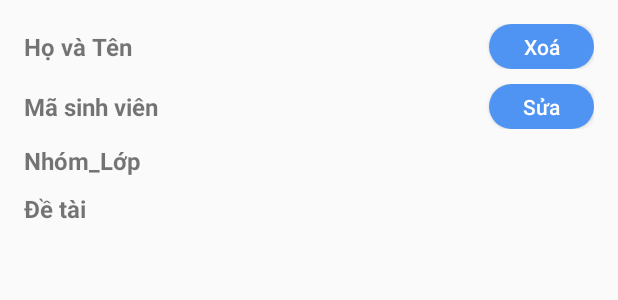
After one commit to NguyenDinhh/ktck124.lop124LTTD04.nhom01, an Android app: the layout item_ttcn.xml on its own in the app's theme, with its tools: preview values and no code run, on a phone screen of 412 x 824 dp. The commit adds this screen. Shown: the top 300 px of the screen. Run offline under Robolectric (Android 15) with nearby library versions, the phone set to English and light mode, and no system bars.

Commit message:
background_related_offers.xml themes.xml item_ttcn.xml

```diff
--- /dev/null
+++ b/app/src/main/res/drawable/background_related_offers.xml
@@ -0,0 +1,5 @@
+<?xml version="1.0" encoding="utf-8"?>
+<shape xmlns:android="http://schemas.android.com/apk/res/android">
+<solid android:color="#5094F3"></solid>
+    <corners android:radius="15dp"></corners>
+</shape>
--- /dev/null
+++ b/app/src/main/res/layout/item_ttcn.xml
@@ -0,0 +1,76 @@
+<LinearLayout xmlns:android="http://schemas.android.com/apk/res/android"
+    android:layout_width="match_parent"
+    android:layout_height="wrap_content"
+    android:orientation="vertical"
+    android:padding="16dp">
+
+    <LinearLayout
+        android:layout_width="match_parent"
+        android:layout_height="wrap_content"
+        android:orientation="horizontal"
+        android:gravity="center_vertical">
+
+        <TextView
+            android:id="@+id/tv_name"
+            android:layout_width="0dp"
+            android:layout_height="wrap_content"
+            android:layout_weight="1"
+            android:text="Họ và Tên"
+            android:textStyle="bold"
+            android:textSize="16sp" />
+
+        <Button
+            android:id="@+id/btn_xoa"
+            android:layout_width="70dp"
+            android:layout_height="30dp"
+            android:background="@drawable/background_related_offers"
+            android:text="Xoá"
+            android:textAllCaps="false"
+            android:textColor="@color/white"/>
+    </LinearLayout>
+
+    <LinearLayout
+        android:layout_width="match_parent"
+        android:layout_height="wrap_content"
+        android:orientation="horizontal"
+        android:layout_marginTop="10dp"
+        android:gravity="center_vertical">
+
+        <TextView
+            android:id="@+id/tv_msv"
+            android:layout_width="0dp"
+            android:layout_height="wrap_content"
+            android:layout_weight="1"
+            android:text="Mã sinh viên"
+            android:textStyle="bold"
+            android:textSize="16sp" />
+
+        <Button
+            android:id="@+id/btn_sua"
+            android:layout_width="70dp"
+            android:layout_height="30dp"
+            android:background="@drawable/background_related_offers"
+            android:text="Sửa"
+            android:textAllCaps="false"
+            android:textColor="@color/white"/>
+    </LinearLayout>
+
+    <TextView
+        android:id="@+id/tv_nhomlop"
+        android:layout_width="wrap_content"
+        android:layout_height="wrap_content"
+        android:layout_marginTop="10dp"
+        android:text="Nhóm_Lớp"
+        android:textStyle="bold"
+        android:textSize="16sp"/>
+
+    <TextView
+        android:id="@+id/tv_detai"
+        android:layout_width="wrap_content"
+        android:layout_height="wrap_content"
+        android:layout_marginTop="10dp"
+        android:text="Đề tài"
+        android:textStyle="bold"
+        android:textSize="16sp"/>
+
+</LinearLayout>
--- a/app/src/main/res/values/themes.xml
+++ b/app/src/main/res/values/themes.xml
@@ -1,6 +1,6 @@
 <resources xmlns:tools="http://schemas.android.com/tools">
     <!-- Base application theme. -->
-    <style name="Base.Theme.Ktck124lop124LTTD04nhom01" parent="Theme.Material3.DayNight.NoActionBar">
+    <style name="Base.Theme.Ktck124lop124LTTD04nhom01" parent="Theme.AppCompat.Light.NoActionBar">
         <!-- Customize your light theme here. -->
         <!-- <item name="colorPrimary">@color/my_light_primary</item> -->
     </style>
```
